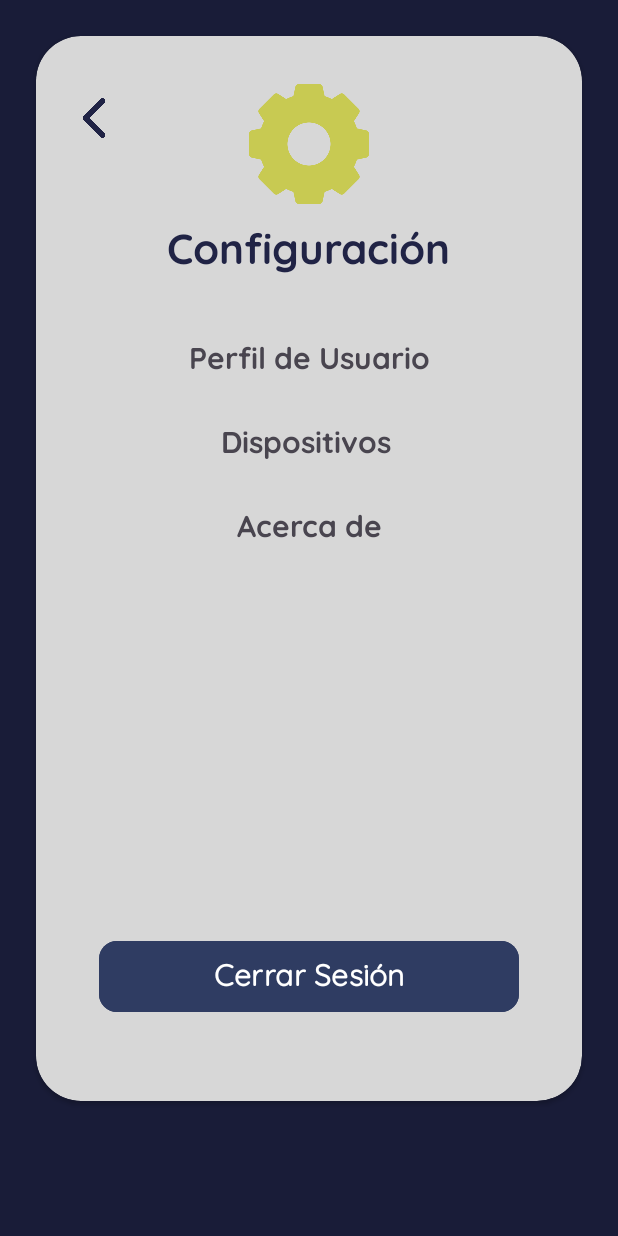
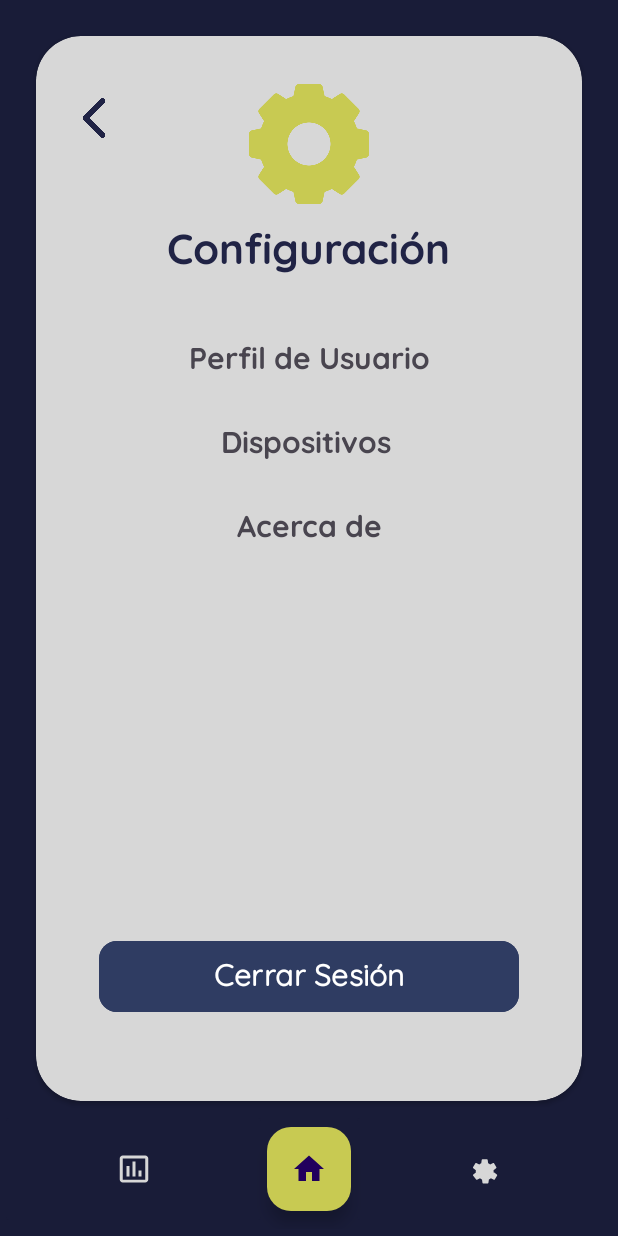
Before and after one commit to ALANGMupv/AuraCuna, an Android app: the ConfiguracionActivity screen opened directly, with no data from a screen before it, on a phone screen of 412 x 824 dp. Run offline under Robolectric (Android 15) with nearby library versions, the phone set to English and light mode, and no system bars; our stand-ins replace Firebase (no records; nobody signed in at launch, a user with empty details on screens opened directly).

Commit message:
todo funciona

```diff
--- a/app/src/main/java/com/example/aura/ConfiguracionActivity.java
+++ b/app/src/main/java/com/example/aura/ConfiguracionActivity.java
@@ -4,9 +4,11 @@
 import android.content.Intent;
 import android.os.Bundle;
 import android.view.View;
+import android.widget.ImageButton;
 
 import androidx.appcompat.app.AppCompatActivity;
 
+import com.google.android.material.floatingactionbutton.FloatingActionButton;
 import com.google.firebase.auth.FirebaseAuth;
 
 public class ConfiguracionActivity extends AppCompatActivity {
@@ -17,6 +19,28 @@
     protected void onCreate(Bundle savedInstanceState) {
         super.onCreate(savedInstanceState);
         setContentView(R.layout.activity_configuracion);
+
+        // Floating Action Button (FAB)
+        FloatingActionButton fab = findViewById(R.id.fab);
+        fab.setOnClickListener(v -> {
+            Intent intent = new Intent(ConfiguracionActivity.this, HomePage.class);
+            startActivity(intent);
+        });
+
+        // Image Button para stats
+        ImageButton imageButton = findViewById(R.id.imageButton);
+        imageButton.setOnClickListener(a -> {
+            Intent stats = new Intent(ConfiguracionActivity.this, EstadisticasActivity.class);
+            startActivity(stats);
+        });
+
+        // Image Button para configuración
+        ImageButton imageButton2 = findViewById(R.id.imageButton2);
+        imageButton2.setOnClickListener(a -> {
+            Intent configuracion = new Intent(ConfiguracionActivity.this, ConfiguracionActivity.class);
+            startActivity(configuracion);
+        });
+
     }
 
     public void perfilUsuario(View v) {
@@ -37,4 +61,6 @@
         startActivity(i);
         finish();
     }
+
+
 }
--- /dev/null
+++ b/app/src/main/res/drawable/baseline_home_24.xml
@@ -0,0 +1,12 @@
+<vector xmlns:android="http://schemas.android.com/apk/res/android"
+    android:height="24dp"
+    android:tint="@color/amarillo"
+    android:viewportHeight="24"
+    android:viewportWidth="24"
+    android:width="24dp">
+
+    <path
+        android:fillColor="@color/amarillo"
+        android:pathData="M10,20v-6h4v6h5v-8h3L12,3 2,12h3v8z"/>
+
+</vector>
--- /dev/null
+++ b/app/src/main/res/drawable/baseline_insert_chart_outlined_24.xml
@@ -0,0 +1,12 @@
+<vector xmlns:android="http://schemas.android.com/apk/res/android"
+    android:height="24dp"
+    android:tint="@color/blanco_raro"
+    android:viewportHeight="24"
+    android:viewportWidth="24"
+    android:width="24dp">
+
+    <path
+        android:fillColor="@color/blanco_raro"
+        android:pathData="M9,17L7,17v-7h2v7zM13,17h-2L11,7h2v10zM17,17h-2v-4h2v4zM19.5,19.1h-15L4.5,5h15v14.1zM19.5,3h-15c-1.1,0 -2,0.9 -2,2v14c0,1.1 0.9,2 2,2h15c1.1,0 2,-0.9 2,-2L21.5,5c0,-1.1 -0.9,-2 -2,-2z"/>
+
+</vector>
--- /dev/null
+++ b/app/src/main/res/drawable/baseline_person_24.xml
@@ -0,0 +1,12 @@
+<vector xmlns:android="http://schemas.android.com/apk/res/android"
+    android:height="24dp"
+    android:tint="@color/blanco_raro"
+    android:viewportHeight="24"
+    android:viewportWidth="24"
+    android:width="24dp">
+
+    <path
+        android:fillColor="@color/blanco_raro"
+        android:pathData="M12 15.5a3.5 3.5 0 1 1 0-7 3.5 3.5 0 0 1 0 7zm6.2-1.1l1.7 1.3c.2.1.3.4.2.6l-1.6 2.7c-.1.2-.4.3-.6.2l-2-1a5.85 5.85 0 0 1-1.3.8l-.3 2.2c0 .3-.3.5-.5.5h-3c-.3 0-.5-.2-.5-.5l-.3-2.2c-.5-.2-.9-.5-1.3-.8l-2 1c-.2.1-.5 0-.6-.2L4 16.3c-.1-.2 0-.5.2-.6l1.7-1.3a5.85 5.85 0 0 1 0-1.6L4.2 11.5c-.2-.1-.3-.4-.2-.6l1.6-2.7c.1-.2.4-.3.6-.2l2 1c.4-.3.8-.6 1.3-.8l.3-2.2c0-.3.3-.5.5-.5h3c.3 0 .5.2.5.5l.3 2.2c.5.2.9.5 1.3.8l2-1c.2-.1.5 0 .6.2l1.6 2.7c.1.2 0 .5-.2.6l-1.7 1.3a5.85 5.85 0 0 1 0 1.6z"/>
+
+</vector>
--- /dev/null
+++ b/app/src/main/res/layout-land/activity_profile.xml
@@ -0,0 +1,56 @@
+<?xml version="1.0" encoding="utf-8"?>
+<androidx.constraintlayout.widget.ConstraintLayout xmlns:android="http://schemas.android.com/apk/res/android"
+    xmlns:app="http://schemas.android.com/apk/res-auto"
+    xmlns:tools="http://schemas.android.com/tools"
+    android:layout_width="match_parent"
+    android:layout_height="match_parent">
+
+    <com.google.android.material.bottomappbar.BottomAppBar
+        android:id="@+id/bottomAppBar"
+        android:layout_width="75dp"
+        android:layout_height="0dp"
+        android:layout_gravity="bottom"
+        app:backgroundTint="@color/azul_oscuro"
+        app:fabCradleMargin="10dp"
+        app:fabCradleRoundedCornerRadius="10dp"
+        app:fabCradleVerticalOffset="10dp"
+        app:layout_constraintBottom_toBottomOf="parent"
+        app:layout_constraintEnd_toEndOf="parent"
+        app:layout_constraintTop_toTopOf="parent"></com.google.android.material.bottomappbar.BottomAppBar>
+
+    <com.google.android.material.floatingactionbutton.FloatingActionButton
+        android:id="@+id/fab"
+        android:layout_width="wrap_content"
+        android:layout_height="wrap_content"
+        android:src="@drawable/baseline_home_24"
+        app:backgroundTint="@color/amarillo"
+        app:layout_anchor="@id/bottomAppBar"
+        app:layout_constraintBottom_toBottomOf="parent"
+        app:layout_constraintEnd_toEndOf="@+id/bottomAppBar"
+        app:layout_constraintStart_toStartOf="@+id/bottomAppBar"
+        app:layout_constraintTop_toTopOf="parent" />
+
+    <ImageButton
+        android:id="@+id/imageButton"
+        android:layout_width="0dp"
+        android:layout_height="0dp"
+        android:backgroundTint="@color/azul_oscuro"
+        app:layout_constraintBottom_toBottomOf="parent"
+        app:layout_constraintEnd_toEndOf="parent"
+        app:layout_constraintStart_toStartOf="@+id/bottomAppBar"
+        app:layout_constraintTop_toBottomOf="@+id/fab"
+        app:srcCompat="@drawable/baseline_insert_chart_outlined_24" />
+
+    <ImageButton
+        android:id="@+id/imageButton2"
+        android:layout_width="0dp"
+        android:layout_height="0dp"
+        android:backgroundTint="@color/azul_oscuro"
+        app:layout_constraintBottom_toTopOf="@+id/fab"
+        app:layout_constraintEnd_toEndOf="parent"
+        app:layout_constraintHorizontal_bias="0.506"
+        app:layout_constraintStart_toStartOf="@+id/bottomAppBar"
+        app:layout_constraintTop_toTopOf="@+id/bottomAppBar"
+        app:srcCompat="@drawable/baseline_person_24" />
+
+</androidx.constraintlayout.widget.ConstraintLayout>
--- a/app/src/main/res/layout/activity_configuracion.xml
+++ b/app/src/main/res/layout/activity_configuracion.xml
@@ -127,4 +127,13 @@
 
         </androidx.constraintlayout.widget.ConstraintLayout>
     </androidx.cardview.widget.CardView>
+    <include
+        android:id="@+id/profileLayout"
+        layout="@layout/activity_profile"
+        android:layout_width="0dp"
+        android:layout_height="wrap_content"
+        app:layout_constraintBottom_toBottomOf="parent"
+        app:layout_constraintStart_toStartOf="parent"
+        app:layout_constraintEnd_toEndOf="parent"
+        app:layout_constraintTop_toBottomOf="@id/contenedor" />
 </androidx.constraintlayout.widget.ConstraintLayout>
--- a/app/src/main/res/layout/activity_estadisticas.xml
+++ b/app/src/main/res/layout/activity_estadisticas.xml
@@ -54,4 +54,6 @@
         app:layout_constraintEnd_toEndOf="parent"
         app:layout_constraintBottom_toBottomOf="parent" />
 
+
+
 </androidx.constraintlayout.widget.ConstraintLayout>
--- /dev/null
+++ b/app/src/main/res/layout/activity_profile.xml
@@ -0,0 +1,55 @@
+<?xml version="1.0" encoding="utf-8"?>
+<androidx.constraintlayout.widget.ConstraintLayout xmlns:android="http://schemas.android.com/apk/res/android"
+    xmlns:app="http://schemas.android.com/apk/res-auto"
+    xmlns:tools="http://schemas.android.com/tools"
+    android:layout_width="match_parent"
+    android:layout_height="match_parent">
+
+    <com.google.android.material.bottomappbar.BottomAppBar
+        android:id="@+id/bottomAppBar"
+        android:layout_width="match_parent"
+        android:layout_height="wrap_content"
+        android:layout_gravity="bottom"
+        app:backgroundTint="@color/azul_oscuro"
+        app:fabCradleMargin="10dp"
+        app:fabCradleRoundedCornerRadius="10dp"
+        app:fabCradleVerticalOffset="10dp"
+        app:layout_constraintBottom_toBottomOf="parent"
+        tools:layout_editor_absoluteX="0dp"></com.google.android.material.bottomappbar.BottomAppBar>
+
+    <com.google.android.material.floatingactionbutton.FloatingActionButton
+        android:id="@+id/fab"
+        android:layout_width="wrap_content"
+        android:layout_height="wrap_content"
+        android:src="@drawable/baseline_home_24"
+        app:backgroundTint="@color/amarillo"
+        app:layout_anchor="@id/bottomAppBar"
+        app:layout_constraintBottom_toBottomOf="@+id/bottomAppBar"
+        app:layout_constraintEnd_toEndOf="parent"
+        app:layout_constraintStart_toStartOf="parent"
+        app:layout_constraintTop_toTopOf="@+id/bottomAppBar" />
+
+    <ImageButton
+        android:id="@+id/imageButton"
+        android:layout_width="0dp"
+        android:layout_height="0dp"
+        android:backgroundTint="@color/azul_oscuro"
+        app:layout_constraintBottom_toBottomOf="parent"
+        app:layout_constraintEnd_toStartOf="@+id/fab"
+        app:layout_constraintStart_toStartOf="@+id/bottomAppBar"
+        app:layout_constraintTop_toTopOf="@+id/bottomAppBar"
+        app:srcCompat="@drawable/baseline_insert_chart_outlined_24" />
+
+    <ImageButton
+        android:id="@+id/imageButton2"
+        android:layout_width="0dp"
+        android:layout_height="0dp"
+        android:backgroundTint="@color/azul_oscuro"
+        app:layout_constraintBottom_toBottomOf="parent"
+        app:layout_constraintEnd_toEndOf="@+id/bottomAppBar"
+        app:layout_constraintStart_toEndOf="@+id/fab"
+        app:layout_constraintTop_toTopOf="@+id/bottomAppBar"
+        app:srcCompat="@drawable/baseline_person_24" />
+
+
+</androidx.constraintlayout.widget.ConstraintLayout>
```
Also changed, not shown: app/src/main/java/com/example/aura/EstadisticasActivity.java (+26 -0 lines), app/src/main/java/com/example/aura/HomePage.java (+28 -5 lines), app/src/main/res/drawable/transparent_background.xml (added, +7 -0 lines), app/src/main/res/layout-land/home.xml (+30 -11 lines), app/src/main/res/layout-land/menu_land.xml (added, +56 -0 lines), app/src/main/res/layout/home.xml (+31 -14 lines).
